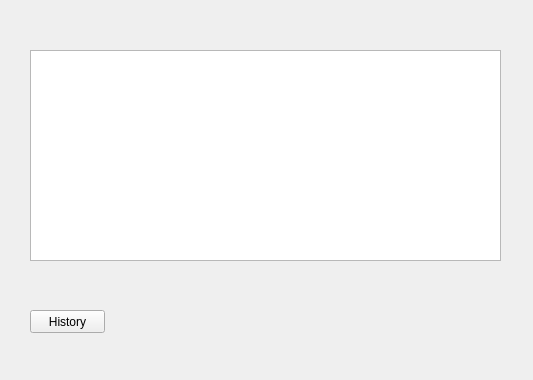
Old version of the form ui/main.ui in the repository XSun771/draft-ankiaddon.
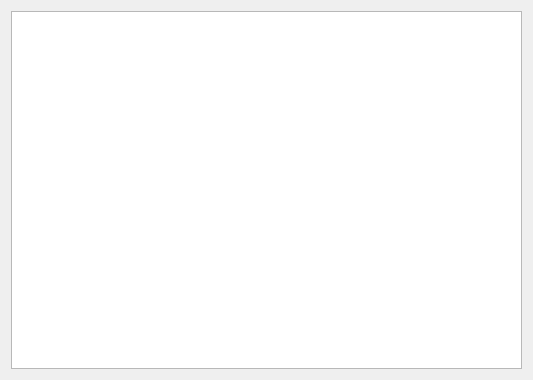
New version of the form.

```diff
--- a/ui/main.ui
+++ b/ui/main.ui
@@ -13,29 +13,11 @@
   <property name="windowTitle">
    <string>Draft</string>
   </property>
-  <widget class="QPlainTextEdit" name="draftTextEdit">
-   <property name="geometry">
-    <rect>
-     <x>30</x>
-     <y>50</y>
-     <width>471</width>
-     <height>211</height>
-    </rect>
-   </property>
-  </widget>
-  <widget class="QPushButton" name="historyButton">
-   <property name="geometry">
-    <rect>
-     <x>30</x>
-     <y>310</y>
-     <width>75</width>
-     <height>23</height>
-    </rect>
-   </property>
-   <property name="text">
-    <string>History</string>
-   </property>
-  </widget>
+  <layout class="QVBoxLayout" name="verticalLayout">
+   <item>
+    <widget class="QPlainTextEdit" name="draftTextEdit"/>
+   </item>
+  </layout>
  </widget>
  <resources/>
  <connections/>
```
